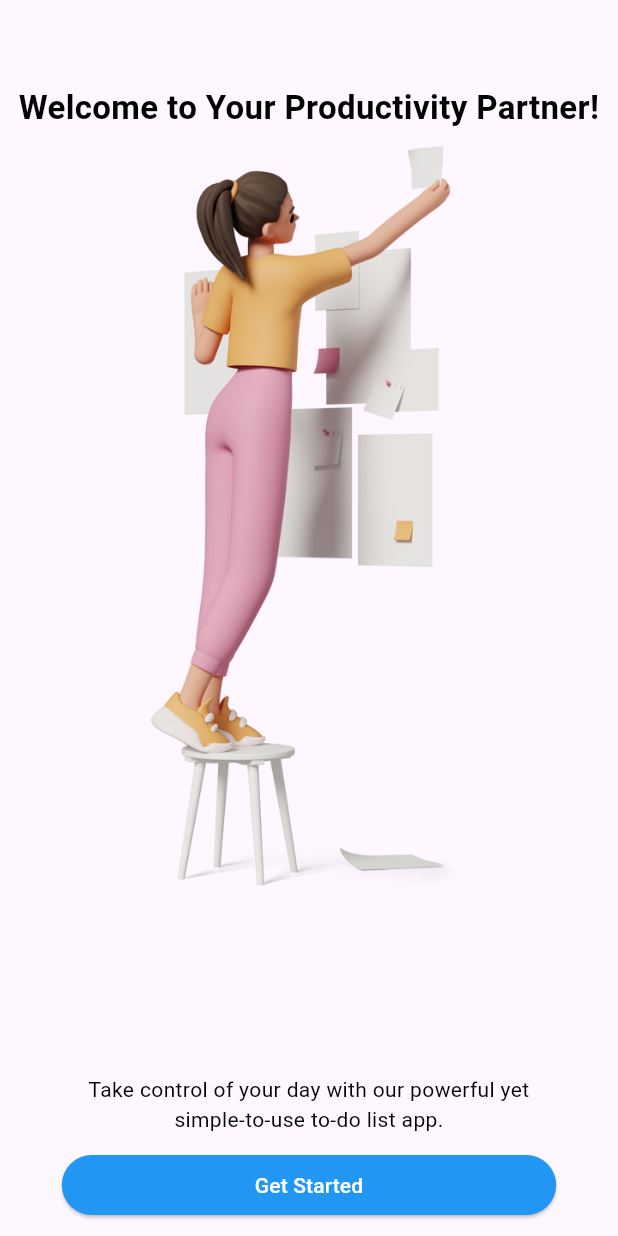
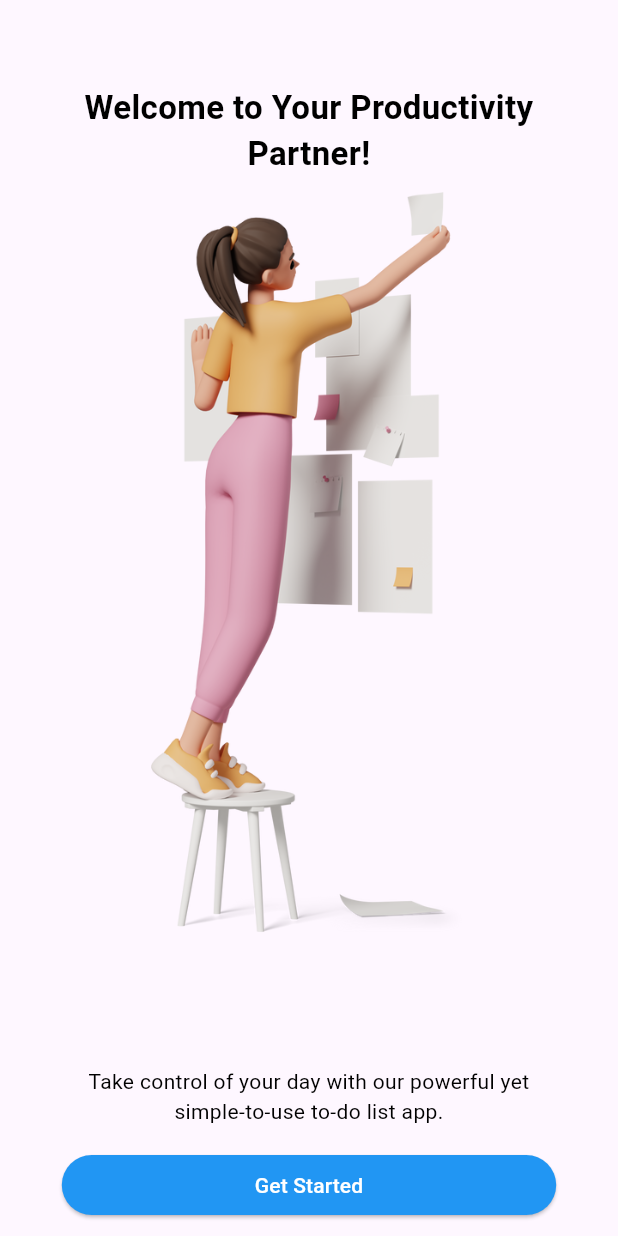
Before and after one commit to Pawan89844/Todo, a Flutter app: the screen it shows after launch, on a phone screen of 412 x 824 dp. Run offline on Flutter 3.47's test engine with Material 3 defaults, Android fonts, the phone set to English and light mode, and no system bars; our stand-ins replace yaml; missing offline and left inert: animator.

Commit message:
OnBoarding bottom content padding

```diff
--- a/lib/module/onboarding/view/onboarding_view.dart
+++ b/lib/module/onboarding/view/onboarding_view.dart
@@ -12,7 +12,6 @@ class _OnBoardingViewState extends State<OnBoardingView> {
   @override
   void dispose() {
     super.dispose();
-    print('Controller disposed');
     OnBoardingModel.controller.dispose();
   }
 
--- a/lib/module/onboarding/view/onboarding_view1.dart
+++ b/lib/module/onboarding/view/onboarding_view1.dart
@@ -11,7 +11,7 @@ class OnBoardingView1 extends StatelessWidget {
   @override
   Widget build(BuildContext context) {
     return OnBoardingComponents(
-      heading: 'Welcome to Your Productivity Partner!',
+      heading: 'Welcome to Your Productivity\nPartner!',
       imagePath: 'assets/images/welcome_screen_placeholder.png',
       onPressed: () => OnBoardingModel.controller
           .nextPage(duration: const Duration(seconds: 1), curve: Curves.easeIn),
@@ -72,7 +72,9 @@ class OnBoardingComponents extends StatelessWidget {
           ),
         ],
         const Spacer(),
-        AppText(bodyText, align: TextAlign.center),
+        Container(
+            margin: const EdgeInsets.symmetric(horizontal: 14.0),
+            child: AppText(bodyText, align: TextAlign.center)),
         const SizedBox(height: 10.0),
         if (isAnimatable)
           AnimatedBuilder(
@@ -89,6 +91,7 @@ class OnBoardingComponents extends StatelessWidget {
               ),
             ),
           ),
+        const SizedBox(height: 5.0),
         AppElevatedButton(
           buttonName: buttonName,
           onPressed: onPressed,
```
